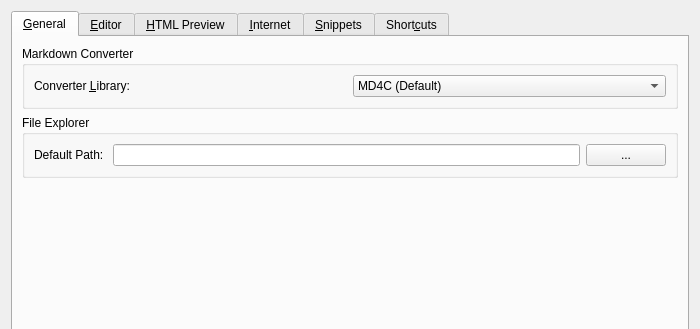
Qt form app/optionsdialog.ui (Waqar144/CuteMarkEd-NG) before a commit; both pictures show x 0 to 700 and y 0 to 329 of the 700 by 500 pixel window.
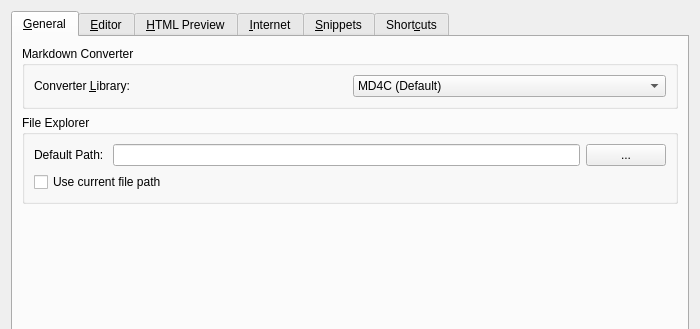
The same form after that commit.

Commit message: feat: add option allowing file explorer to enter current file's path

```diff
--- a/app/optionsdialog.ui
+++ b/app/optionsdialog.ui
@@ -62,6 +62,8 @@
          <property name="title">
           <string>File Explorer</string>
          </property>
+         <layout class="QVBoxLayout" name="verticalLayout_12">
+          <item>
          <layout class="QHBoxLayout" name="horizontalLayout_5">
           <item>
            <widget class="QLabel" name="pathLabel">
@@ -77,6 +79,15 @@
            <widget class="QPushButton" name="pathBrowseButton">
             <property name="text">
              <string>...</string>
+              </property>
+             </widget>
+            </item>
+           </layout>
+          </item>
+          <item>
+           <widget class="QCheckBox" name="useCurrentFilePathCheckbox">
+            <property name="text">
+             <string>Use current file path</string>
             </property>
            </widget>
           </item>
```
Lines whose indentation alone changed are shown as unchanged. The commit also changes 6 other files.
